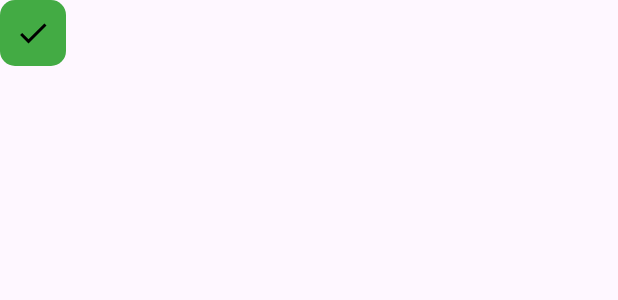
After one commit to alonsofdez23/todo-android, an Android app: the layout custom_toast_ok.xml on its own in the app's theme, with its tools: preview values and no code run, on a phone screen of 412 x 824 dp. The commit adds this screen. Shown: the top 300 px of the screen. Run offline under Robolectric (Android 15) with nearby library versions, the phone set to English and light mode, and no system bars.

Commit message:
add custom toast

```diff
--- /dev/null
+++ b/app/src/main/res/drawable/background_green.xml
@@ -0,0 +1,9 @@
+<?xml version="1.0" encoding="utf-8"?>
+<selector xmlns:android="http://schemas.android.com/apk/res/android">
+    <item>
+        <shape>
+            <solid android:color="@color/main" />
+            <corners android:radius="10dp" />
+        </shape>
+    </item>
+</selector>
--- /dev/null
+++ b/app/src/main/res/layout/custom_toast_ok.xml
@@ -0,0 +1,24 @@
+<?xml version="1.0" encoding="utf-8"?>
+<LinearLayout
+    xmlns:android="http://schemas.android.com/apk/res/android"
+    xmlns:app="http://schemas.android.com/apk/res-auto"
+
+    android:id="@+id/llCustomToastOk"
+    android:orientation="horizontal"
+    android:background="@drawable/background_green"
+    android:layout_width="wrap_content"
+    android:layout_height="wrap_content"
+    android:gravity="center|center_horizontal"
+    android:padding="10dp">
+
+    <ImageView
+        android:layout_width="wrap_content"
+        android:layout_height="wrap_content"
+        app:srcCompat="@drawable/baseline_done_24"/>
+    <TextView
+        android:id="@+id/txtMensajeToast1"
+        android:layout_width="wrap_content"
+        android:layout_height="wrap_content"
+        android:textStyle="bold"/>
+
+</LinearLayout>
```
Also changed, not shown: app/src/main/java/com/example/todolist/Login.java (+18 -1 lines), app/src/main/java/com/example/todolist/MainActivity.java (+18 -1 lines).
